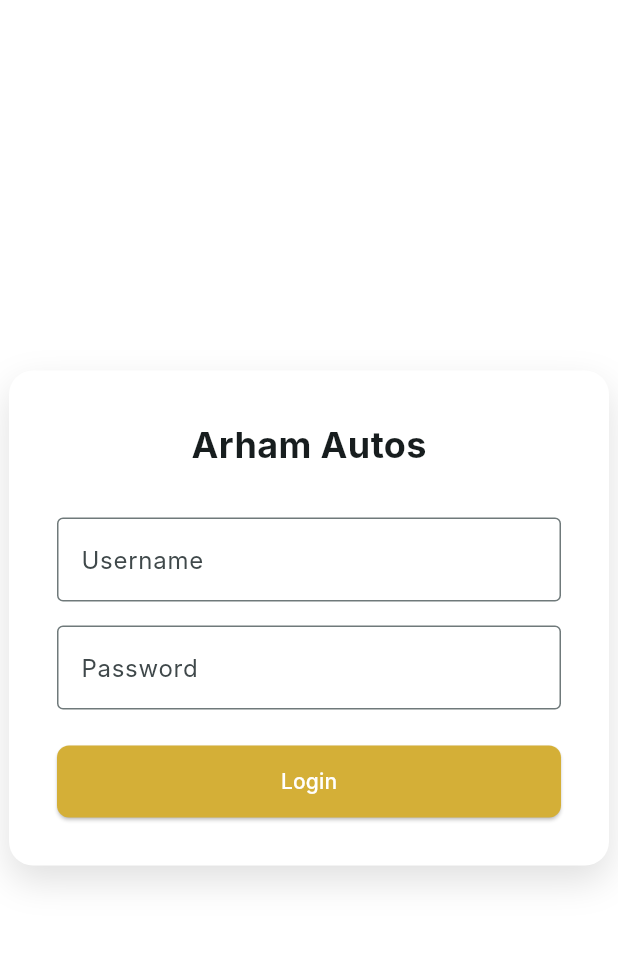
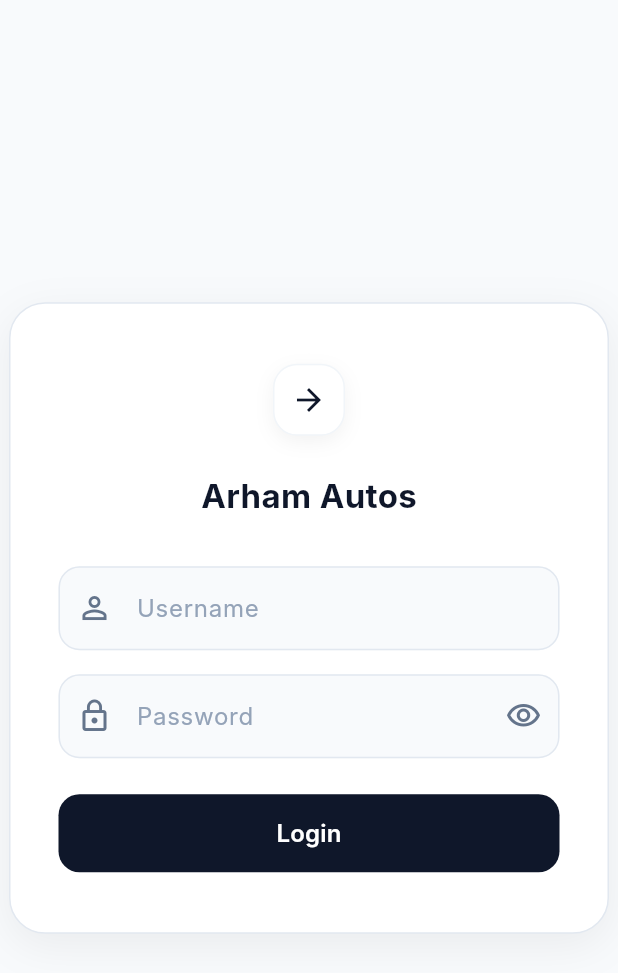
Before and after one commit to umerchaudhary04/Arham-Autos-Desktop-Web-Suite, a Flutter app: the screen it shows after launch, on a phone screen of 412 x 824 dp. Shown: the top 973 px of the screen. Run offline on Flutter 3.47's test engine with Material 3 defaults, Android fonts, the phone set to English and light mode, and no system bars; our stand-ins replace drift, flutter_riverpod, flutter_secure_storage, pdf, printing; missing offline and left inert: cryptography, file_selector; accounts and stored records are empty; generated files the repository leaves out were written again; Roboto replaces fonts that are missing (Inter).

```diff
--- a/lib/features/auth/login_screen.dart
+++ b/lib/features/auth/login_screen.dart
@@ -17,6 +17,7 @@ class _LoginScreenState extends ConsumerState<LoginScreen> {
   final _passwordController = TextEditingController();
   bool _isError = false;
   bool _isLoading = false;
+  bool _obscurePassword = true;
 
   Future<void> _login() async {
     final username = _usernameController.text.trim();
@@ -50,8 +51,9 @@ class _LoginScreenState extends ConsumerState<LoginScreen> {
         }
       } else if (userQuery != null && userQuery.passwordHash == null) {
         // If for some reason passwordHash is null, assume legacy pin-based or dev env
-        if (password == 'admin' && userQuery.role == 'MANAGER')
+        if (password == 'admin' && userQuery.role == 'MANAGER') {
           role = 'Manager';
+        }
       }
     }
 
@@ -74,57 +76,159 @@ class _LoginScreenState extends ConsumerState<LoginScreen> {
   @override
   Widget build(BuildContext context) {
     return Scaffold(
+      backgroundColor: const Color(0xFFF8FAFC),
       body: Center(
         child: Container(
-          width: 400,
-          padding: const EdgeInsets.all(32),
+          width: double.infinity,
+          constraints: const BoxConstraints(maxWidth: 400),
+          padding: const EdgeInsets.symmetric(horizontal: 32, vertical: 40),
           decoration: BoxDecoration(
-              color: Colors.white,
-              borderRadius: BorderRadius.circular(16),
-              boxShadow: const [
-                BoxShadow(
-                  color: Colors.black12,
-                  blurRadius: 20,
-                  offset: Offset(0, 10),
-                )
-              ]),
+            color: Colors.white,
+            borderRadius: BorderRadius.circular(24),
+            border: Border.all(color: const Color(0xFFE2E8F0)),
+            boxShadow: [
+              BoxShadow(
+                color: Colors.black.withOpacity(0.06),
+                blurRadius: 24,
+                offset: const Offset(0, 8),
+              )
+            ],
+          ),
           child: Column(
             mainAxisSize: MainAxisSize.min,
             children: [
-              const Text('Arham Autos',
-                  style: TextStyle(fontSize: 24, fontWeight: FontWeight.bold)),
+              // Top Icon Badge
+              Container(
+                width: 48,
+                height: 48,
+                decoration: BoxDecoration(
+                  color: Colors.white,
+                  borderRadius: BorderRadius.circular(16),
+                  boxShadow: [
+                    BoxShadow(
+                      color: Colors.black.withOpacity(0.05),
+                      blurRadius: 10,
+                      offset: const Offset(0, 4),
+                    ),
+                  ],
+                  border: Border.all(color: const Color(0xFFF1F5F9)),
+                ),
+                child: const Icon(Icons.arrow_forward, color: Color(0xFF0F172A)),
+              ),
+              const SizedBox(height: 24),
+              // Typography & Header
+              const Text(
+                'Arham Autos',
+                style: TextStyle(
+                  fontSize: 22,
+                  fontWeight: FontWeight.bold,
+                  color: Color(0xFF0F172A),
+                  fontFamily: 'Inter',
+                ),
+              ),
               const SizedBox(height: 32),
+              // Input Fields
               TextField(
                 controller: _usernameController,
-                decoration: const InputDecoration(
-                    labelText: 'Username', border: OutlineInputBorder()),
+                style: const TextStyle(color: Color(0xFF0F172A)),
+                decoration: InputDecoration(
+                  hintText: 'Username',
+                  hintStyle: const TextStyle(color: Color(0xFF94A3B8)),
+                  prefixIcon: const Icon(Icons.person_outline, color: Color(0xFF64748B)),
+                  filled: true,
+                  fillColor: const Color(0xFFF8FAFC),
+                  contentPadding: const EdgeInsets.symmetric(horizontal: 16, vertical: 16),
+                  border: OutlineInputBorder(
+                    borderRadius: BorderRadius.circular(14),
+                    borderSide: const BorderSide(color: Color(0xFFE2E8F0)),
+                  ),
+                  enabledBorder: OutlineInputBorder(
+                    borderRadius: BorderRadius.circular(14),
+                    borderSide: const BorderSide(color: Color(0xFFE2E8F0)),
+                  ),
+                  focusedBorder: OutlineInputBorder(
+                    borderRadius: BorderRadius.circular(14),
+                    borderSide: const BorderSide(color: Color(0xFF0F172A)),
+                  ),
+                ),
               ),
               const SizedBox(height: 16),
               TextField(
                 controller: _passwordController,
-                obscureText: true,
-                decoration: const InputDecoration(
-                    labelText: 'Password', border: OutlineInputBorder()),
+                obscureText: _obscurePassword,
+                style: const TextStyle(color: Color(0xFF0F172A)),
+                decoration: InputDecoration(
+                  hintText: 'Password',
+                  hintStyle: const TextStyle(color: Color(0xFF94A3B8)),
+                  prefixIcon: const Icon(Icons.lock_outline, color: Color(0xFF64748B)),
+                  suffixIcon: IconButton(
+                    icon: Icon(
+                      _obscurePassword ? Icons.visibility_outlined : Icons.visibility_off_outlined,
+                      color: const Color(0xFF64748B),
+                    ),
+                    onPressed: () {
+                      setState(() {
+                        _obscurePassword = !_obscurePassword;
+                      });
+                    },
+                  ),
+                  filled: true,
+                  fillColor: const Color(0xFFF8FAFC),
+                  contentPadding: const EdgeInsets.symmetric(horizontal: 16, vertical: 16),
+                  border: OutlineInputBorder(
+                    borderRadius: BorderRadius.circular(14),
+                    borderSide: const BorderSide(color: Color(0xFFE2E8F0)),
+                  ),
+                  enabledBorder: OutlineInputBorder(
+                    borderRadius: BorderRadius.circular(14),
+                    borderSide: const BorderSide(color: Color(0xFFE2E8F0)),
+                  ),
+                  focusedBorder: OutlineInputBorder(
+                    borderRadius: BorderRadius.circular(14),
+                    borderSide: const BorderSide(color: Color(0xFF0F172A)),
+                  ),
+                ),
                 onSubmitted: (_) => _login(),
               ),
               const SizedBox(height: 24),
               if (_isError)
                 const Padding(
                   padding: EdgeInsets.only(bottom: 16),
-                  child: Text('Invalid credentials',
-                      style: TextStyle(color: Colors.red)),
+                  child: Text(
+                    'Invalid credentials',
+                    style: TextStyle(color: Colors.red),
+                  ),
                 ),
+              // Action Button
               SizedBox(
                 width: double.infinity,
-                height: 48,
+                height: 52,
                 child: ElevatedButton(
                   style: ElevatedButton.styleFrom(
-                      backgroundColor: const Color(0xFFD4AF37),
-                      foregroundColor: Colors.white),
+                    backgroundColor: const Color(0xFF0F172A),
+                    foregroundColor: Colors.white,
+                    shape: RoundedRectangleBorder(
+                      borderRadius: BorderRadius.circular(14),
+                    ),
+                    elevation: 0,
+                  ),
                   onPressed: _isLoading ? null : _login,
                   child: _isLoading
-                      ? const CircularProgressIndicator(color: Colors.white)
-                      : const Text('Login'),
+                      ? const SizedBox(
+                          height: 24,
+                          width: 24,
+                          child: CircularProgressIndicator(
+                            color: Colors.white,
+                            strokeWidth: 2,
+                          ),
+                        )
+                      : const Text(
+                          'Login',
+                          style: TextStyle(
+                            fontSize: 16,
+                            fontWeight: FontWeight.w600,
+                          ),
+                        ),
                 ),
               ),
             ],
```
